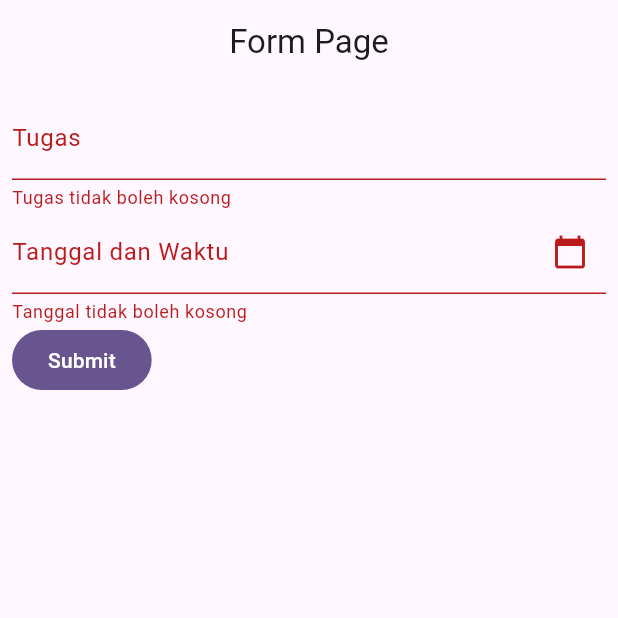
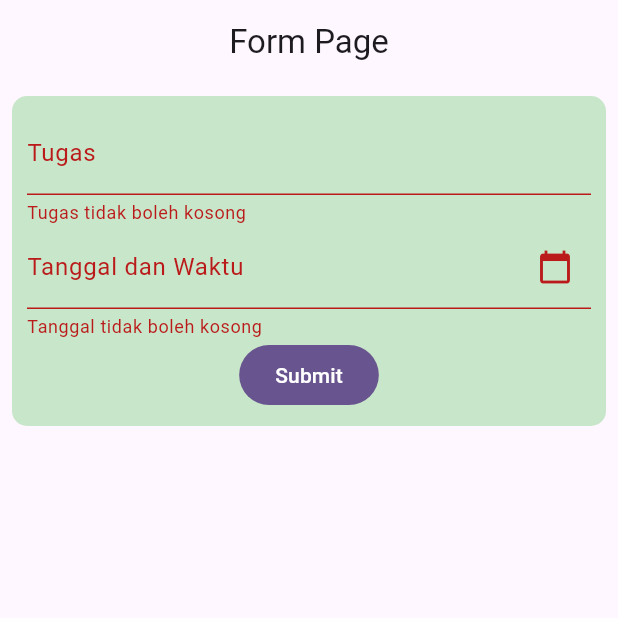
Before and after one commit to namira121/TodoApp_0081, a Flutter app: the screen it shows after launch, after a tap on "Submit", on a phone screen of 412 x 824 dp, the top half of it. Run offline on Flutter 3.47's test engine with Material 3 defaults, Android fonts, the phone set to English and light mode, and no system bars; missing offline and left inert: omni_datetime_picker.

Commit message:
memberi warna background form

```diff
--- a/lib/todo.dart
+++ b/lib/todo.dart
@@ -62,7 +62,16 @@ class _TodoPageState extends State<TodoPage> {
                     child: Column(
                       crossAxisAlignment: CrossAxisAlignment.start,
                       children: [
-                          TextFormField(
+                        Container(
+                          decoration: BoxDecoration(
+                            color: Colors.green.shade100,
+                            borderRadius: BorderRadius.circular(10)
+                          ),
+                          padding: EdgeInsets.all(10),
+                          child: Column(
+                            crossAxisAlignment: CrossAxisAlignment.start,
+                            children: [
+                              TextFormField(
                             controller: _taskcontroller,
                             decoration: InputDecoration(
                               label: Text('Tugas'),
@@ -95,11 +104,17 @@ class _TodoPageState extends State<TodoPage> {
                             autovalidateMode: AutovalidateMode.onUserInteraction,
                             readOnly: true,
                           ),
-                        FilledButton(onPressed: (){
-                          if(_key.currentState!.validate()){
-                            addData();
-                          }
-                        }, child: Text('Submit')),
+                          Center(
+                            child: FilledButton(onPressed: (){
+                            if(_key.currentState!.validate()){
+                              addData();
+                            }
+                            }, child: Text('Submit')),
+                          )
+                            ],
+                          ),
+                        ),
+
                       ],
                     )
                   ),
```
